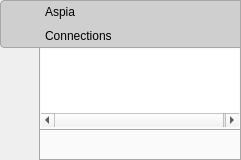
Old version of the form source/host/ui/notifier_window.ui in the repository dchapyshev/aspia.
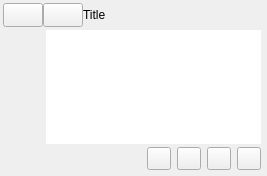
New version of the form. Icons and pictures are not drawn.

Commit message: Using SVG icons and change design for notifier window.

```diff
--- a/source/host/ui/notifier_window.ui
+++ b/source/host/ui/notifier_window.ui
@@ -6,28 +6,28 @@
    <rect>
     <x>0</x>
     <y>0</y>
-    <width>241</width>
-    <height>160</height>
+    <width>267</width>
+    <height>176</height>
    </rect>
   </property>
   <layout class="QGridLayout" name="gridLayout">
    <property name="leftMargin">
-    <number>0</number>
+    <number>3</number>
    </property>
    <property name="topMargin">
-    <number>0</number>
+    <number>3</number>
    </property>
    <property name="rightMargin">
-    <number>0</number>
+    <number>3</number>
    </property>
    <property name="bottomMargin">
-    <number>0</number>
+    <number>3</number>
    </property>
    <property name="spacing">
     <number>0</number>
    </property>
-   <item row="0" column="0">
-    <widget class="QWidget" name="icons" native="true">
+   <item row="0" column="0" rowspan="2">
+    <widget class="QWidget" name="show_panel" native="true">
      <layout class="QVBoxLayout" name="verticalLayout">
       <property name="spacing">
        <number>0</number>
@@ -45,7 +45,7 @@
        <number>0</number>
       </property>
       <item>
-       <widget class="QLabel" name="label_icon">
+       <widget class="QPushButton" name="button_show">
         <property name="sizePolicy">
          <sizepolicy hsizetype="Minimum" vsizetype="Fixed">
           <horstretch>0</horstretch>
@@ -57,60 +57,35 @@
           <width>0</width>
           <height>24</height>
          </size>
-        </property>
-        <property name="styleSheet">
-         <string notr="true">border-top: 1px solid #A7A7A7;
-border-left: 1px solid #A7A7A7;
-border-top-left-radius: 4px;
-background: #CFCFCF;
-padding: 3px;</string>
-        </property>
-        <property name="text">
-         <string notr="true">&lt;img src=&quot;:/img/aspia-host.png&quot;/&gt;</string>
-        </property>
-       </widget>
-      </item>
-      <item>
-       <widget class="QPushButton" name="button_show_hide">
-        <property name="sizePolicy">
-         <sizepolicy hsizetype="Minimum" vsizetype="Fixed">
-          <horstretch>0</horstretch>
-          <verstretch>0</verstretch>
-         </sizepolicy>
-        </property>
-        <property name="minimumSize">
-         <size>
-          <width>0</width>
-          <height>24</height>
-         </size>
-        </property>
-        <property name="styleSheet">
-         <string notr="true">QPushButton {
-border-left: 1px solid #A7A7A7;
-border-bottom: 1px solid #A7A7A7;
-border-bottom-left-radius: 4px;
-background: #CFCFCF;
-padding: 3px;
-}
-QPushButton:hover {
-background: #C0C0C0;
-}</string>
         </property>
         <property name="text">
          <string/>
         </property>
         <property name="icon">
          <iconset resource="../../common/resources/common.qrc">
-          <normaloff>:/img/chevron-right.svg</normaloff>:/img/chevron-right.svg</iconset>
+          <normaloff>:/img/chevron-left.svg</normaloff>:/img/chevron-left.svg</iconset>
         </property>
        </widget>
       </item>
+      <item>
+       <spacer name="verticalSpacer">
+        <property name="orientation">
+         <enum>Qt::Orientation::Vertical</enum>
+        </property>
+        <property name="sizeHint" stdset="0">
+         <size>
+          <width>10</width>
+          <height>0</height>
+         </size>
+        </property>
+       </spacer>
+      </item>
      </layout>
     </widget>
    </item>
    <item row="0" column="1">
     <widget class="QWidget" name="title" native="true">
-     <layout class="QVBoxLayout" name="verticalLayout_2">
+     <layout class="QHBoxLayout" name="horizontalLayout">
       <property name="spacing">
        <number>0</number>
       </property>
@@ -126,10 +101,33 @@
       <property name="bottomMargin">
        <number>0</number>
       </property>
+      <item>
+       <widget class="QPushButton" name="button_hide">
+        <property name="sizePolicy">
+         <sizepolicy hsizetype="Minimum" vsizetype="Fixed">
+          <horstretch>0</horstretch>
+          <verstretch>0</verstretch>
+         </sizepolicy>
+        </property>
+        <property name="minimumSize">
+         <size>
+          <width>0</width>
+          <height>24</height>
+         </size>
+        </property>
+        <property name="text">
+         <string/>
+        </property>
+        <property name="icon">
+         <iconset resource="../../common/resources/common.qrc">
+          <normaloff>:/img/chevron-right.svg</normaloff>:/img/chevron-right.svg</iconset>
+        </property>
+       </widget>
+      </item>
       <item>
        <widget class="QLabel" name="label_title">
         <property name="sizePolicy">
-         <sizepolicy hsizetype="Preferred" vsizetype="Fixed">
+         <sizepolicy hsizetype="Expanding" vsizetype="Fixed">
           <horstretch>0</horstretch>
           <verstretch>0</verstretch>
          </sizepolicy>
@@ -140,95 +138,34 @@
           <height>24</height>
          </size>
         </property>
-        <property name="styleSheet">
-         <string notr="true">border-top: 1px solid #A7A7A7;
-border-right: 1px solid #A7A7A7;
-color: black;
-padding: 3px;
-background: #CFCFCF;</string>
-        </property>
         <property name="text">
-         <string notr="true">&lt;html&gt;&lt;head/&gt;&lt;body&gt;&lt;p&gt;Aspia&lt;/p&gt;&lt;/body&gt;&lt;/html&gt;</string>
+         <string notr="true">Title</string>
         </property>
         <property name="textFormat">
          <enum>Qt::TextFormat::RichText</enum>
         </property>
        </widget>
       </item>
-      <item>
-       <widget class="QLabel" name="label_connections">
-        <property name="sizePolicy">
-         <sizepolicy hsizetype="Preferred" vsizetype="Fixed">
-          <horstretch>0</horstretch>
-          <verstretch>0</verstretch>
-         </sizepolicy>
-        </property>
-        <property name="minimumSize">
-         <size>
-          <width>0</width>
-          <height>24</height>
-         </size>
-        </property>
-        <property name="styleSheet">
-         <string notr="true">color: black;
-padding: 3px;
-border-bottom: 1px solid #A7A7A7;
-border-right: 1px solid #A7A7A7;
-background: #CFCFCF;</string>
-        </property>
-        <property name="text">
-         <string>Connections</string>
-        </property>
-        <property name="textFormat">
-         <enum>Qt::TextFormat::PlainText</enum>
-        </property>
-       </widget>
-      </item>
      </layout>
     </widget>
    </item>
-   <item row="1" column="0">
-    <spacer name="vertical_spacer">
-     <property name="orientation">
-      <enum>Qt::Orientation::Vertical</enum>
-     </property>
-     <property name="sizeHint" stdset="0">
-      <size>
-       <width>20</width>
-       <height>128</height>
-      </size>
-     </property>
-    </spacer>
-   </item>
    <item row="1" column="1">
     <widget class="QWidget" name="content" native="true">
-     <property name="styleSheet">
-      <string notr="true">#content {
-border: 1px;
-border-color: #A7A7A7;
-border-left-style: solid;
-border-right-style: solid;
-border-bottom-style: solid;
-border-top-style: none;
-background-color:#FAFAFA;
-padding: 30px;
-}</string>
-     </property>
      <layout class="QVBoxLayout" name="verticalLayout_3">
       <property name="spacing">
        <number>0</number>
       </property>
       <property name="leftMargin">
-       <number>0</number>
+       <number>3</number>
       </property>
       <property name="topMargin">
-       <number>0</number>
+       <number>3</number>
       </property>
       <property name="rightMargin">
-       <number>0</number>
+       <number>3</number>
       </property>
       <property name="bottomMargin">
-       <number>0</number>
+       <number>3</number>
       </property>
       <item>
        <widget class="QTreeWidget" name="tree">
@@ -241,29 +178,42 @@
         <property name="contextMenuPolicy">
          <enum>Qt::ContextMenuPolicy::CustomContextMenu</enum>
         </property>
-        <property name="styleSheet">
-         <string notr="true">QTreeWidget {
-show-decoration-selected: 0;
-border: none;
-margin: 2px;
-}
-QTreeWidget::item {
-border: 0;
-color: #505050;
-}</string>
-        </property>
         <property name="frameShape">
          <enum>QFrame::Shape::NoFrame</enum>
         </property>
+        <property name="showDropIndicator" stdset="0">
+         <bool>false</bool>
+        </property>
         <property name="selectionMode">
          <enum>QAbstractItemView::SelectionMode::SingleSelection</enum>
         </property>
         <property name="selectionBehavior">
          <enum>QAbstractItemView::SelectionBehavior::SelectRows</enum>
         </property>
+        <property name="iconSize">
+         <size>
+          <width>16</width>
+          <height>16</height>
+         </size>
+        </property>
         <property name="indentation">
          <number>0</number>
         </property>
+        <property name="rootIsDecorated">
+         <bool>false</bool>
+        </property>
+        <property name="uniformRowHeights">
+         <bool>true</bool>
+        </property>
+        <property name="itemsExpandable">
+         <bool>false</bool>
+        </property>
+        <property name="allColumnsShowFocus">
+         <bool>true</bool>
+        </property>
+        <property name="expandsOnDoubleClick">
+         <bool>true</bool>
+        </property>
         <attribute name="headerVisible">
          <bool>false</bool>
         </attribute>
@@ -293,42 +243,18 @@
       </item>
       <item>
        <widget class="QWidget" name="toolbar" native="true">
-        <property name="styleSheet">
-         <string notr="true">#toolbar {
-background:#FAFAFA;
-border: 1px solid #A7A7A7;
-}
-QToolButton {
-border: 1px solid #FAFAFA;
-border-radius: 2px;
-background:#FAFAFA;
-color: #505050;
-padding: 2px;
-}
-QToolButton:hover {
-border: 1px solid #AAAAAA;
-background: #EBEBEB;
-}
-QToolButton:pressed {
-border: 1px solid #AAAAAA;
-background: #D7D7D7;
-}</string>
-        </property>
-        <layout class="QHBoxLayout" name="horizontalLayout">
-         <property name="spacing">
-          <number>3</number>
-         </property>
+        <layout class="QHBoxLayout" name="horizontalLayout_2">
          <property name="leftMargin">
-          <number>3</number>
+          <number>0</number>
          </property>
          <property name="topMargin">
           <number>3</number>
          </property>
          <property name="rightMargin">
-          <number>3</number>
+          <number>0</number>
          </property>
          <property name="bottomMargin">
-          <number>3</number>
+          <number>0</number>
          </property>
          <item>
           <spacer name="horizontalSpacer">
@@ -343,20 +269,6 @@
            </property>
           </spacer>
          </item>
-         <item>
-          <widget class="QToolButton" name="button_text_chat">
-           <property name="toolTip">
-            <string>Chat</string>
-           </property>
-           <property name="text">
-            <string notr="true"/>
-           </property>
-           <property name="icon">
-            <iconset resource="../../common/resources/common.qrc">
-             <normaloff>:/img/text-chat.png</normaloff>:/img/text-chat.png</iconset>
-           </property>
-          </widget>
-         </item>
          <item>
           <widget class="QToolButton" name="button_lock_mouse">
            <property name="toolTip">
@@ -367,7 +279,7 @@
            </property>
            <property name="icon">
             <iconset resource="../../common/resources/common.qrc">
-             <normaloff>:/img/mouse-unlock.png</normaloff>:/img/mouse-unlock.png</iconset>
+             <normaloff>:/img/mouse2.svg</normaloff>:/img/mouse2.svg</iconset>
            </property>
           </widget>
          </item>
@@ -381,7 +293,7 @@
            </property>
            <property name="icon">
             <iconset resource="../../common/resources/common.qrc">
-             <normaloff>:/img/keyboard.png</normaloff>:/img/keyboard.png</iconset>
+             <normaloff>:/img/keyboard.svg</normaloff>:/img/keyboard.svg</iconset>
            </property>
           </widget>
          </item>
@@ -395,7 +307,7 @@
            </property>
            <property name="icon">
             <iconset resource="../../common/resources/common.qrc">
-             <normaloff>:/img/control-pause.png</normaloff>:/img/control-pause.png</iconset>
+             <normaloff>:/img/pause-fill.svg</normaloff>:/img/pause-fill.svg</iconset>
            </property>
           </widget>
          </item>
@@ -409,7 +321,7 @@
            </property>
            <property name="icon">
             <iconset resource="../../common/resources/common.qrc">
-             <normaloff>:/img/control-stop.png</normaloff>:/img/control-stop.png</iconset>
+             <normaloff>:/img/stop-fill.svg</normaloff>:/img/stop-fill.svg</iconset>
            </property>
           </widget>
          </item>
```
The commit also changes 19 other files.
